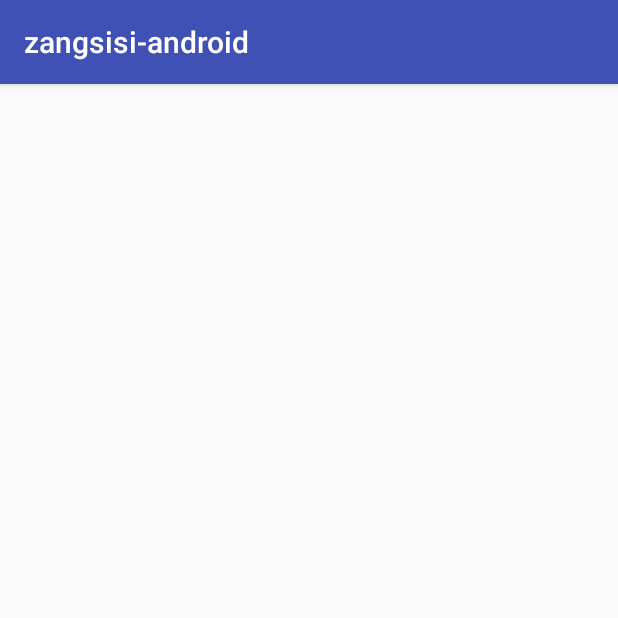
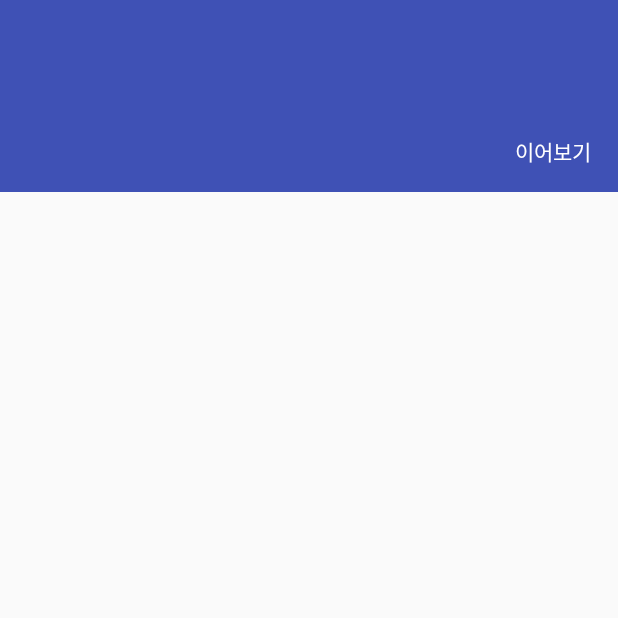
Before and after one commit to bigstark-samples/ZangsisiComicViewer, an Android app: the EpisodeActivity screen opened directly, with no data from a screen before it, on a phone screen of 412 x 824 dp, the top half of it. Run offline under Robolectric (Android 15) with nearby library versions, the phone set to English and light mode, and no system bars; our stand-ins replace Room's generated code; 2 statements that could not run were skipped.

Commit message:
Episode 에 CoordinateLayout 추가 및 이어보기 기능 추가

```diff
--- a/app/build.gradle
+++ b/app/build.gradle
@@ -26,6 +26,8 @@ dependencies {
     implementation 'com.android.support.constraint:constraint-layout:1.0.2'
     implementation 'com.android.support:cardview-v7:26.+'
     implementation 'com.android.support:recyclerview-v7:26.+'
+    implementation 'com.android.support:design:26.+'
+
     testImplementation 'junit:junit:4.12'
     androidTestImplementation('com.android.support.test.espresso:espresso-core:3.0.1', {
         exclude group: 'com.android.support', module: 'support-annotations'
--- a/app/src/main/java/com/bigstark/zangsisi/app/content/ContentsActivity.java
+++ b/app/src/main/java/com/bigstark/zangsisi/app/content/ContentsActivity.java
@@ -30,7 +30,6 @@ public class ContentsActivity extends AppCompatActivity {
                 WindowManager.LayoutParams.FLAG_FULLSCREEN
         );
         setContentView(R.layout.activity_contents);
-        getSupportActionBar().hide();
 
         btnRotate = findViewById(R.id.btn_rotate);
         btnRotate.setOnClickListener(new View.OnClickListener() {
--- a/app/src/main/java/com/bigstark/zangsisi/app/episode/EpisodeActivity.java
+++ b/app/src/main/java/com/bigstark/zangsisi/app/episode/EpisodeActivity.java
@@ -1,13 +1,22 @@
 package com.bigstark.zangsisi.app.episode;
 
+import android.content.Intent;
+import android.support.design.widget.CollapsingToolbarLayout;
+import android.support.v4.content.ContextCompat;
 import android.support.v7.app.AppCompatActivity;
 import android.os.Bundle;
 import android.support.v7.widget.LinearLayoutManager;
 import android.support.v7.widget.RecyclerView;
+import android.support.v7.widget.Toolbar;
 import android.util.Log;
+import android.view.View;
+import android.widget.Button;
+import android.widget.TextView;
 
 import com.bigstark.zangsisi.R;
+import com.bigstark.zangsisi.app.content.ContentsActivity;
 import com.bigstark.zangsisi.db.ComicDatabase;
+import com.bigstark.zangsisi.model.ComicModel;
 import com.bigstark.zangsisi.model.EpisodeModel;
 import com.bigstark.zangsisi.service.ZangsisiClient;
 import com.bigstark.zangsisi.util.Defines;
@@ -28,6 +37,31 @@ public class EpisodeActivity extends AppCompatActivity {
             finish();
             return;
         }
+
+        Toolbar toolbar = findViewById(R.id.toolbar);
+        setSupportActionBar(toolbar);
+
+
+        ComicModel comic = ComicDatabase.getInstance().getComicDao().getComic(comicId);
+        CollapsingToolbarLayout toolbarLayout = findViewById(R.id.ctl_episode);
+        toolbarLayout.setTitle(comic.getTitle());
+
+
+        TextView btnLastEpisode = findViewById(R.id.btn_episode_last);
+        btnLastEpisode.setOnClickListener(new View.OnClickListener() {
+            @Override
+            public void onClick(View view) {
+                EpisodeModel lastViewedEpisode = ComicDatabase.getInstance().getComicDao().getLastViewedEpisode(comicId);
+                if (lastViewedEpisode == null) {
+                    return;
+                }
+
+                Intent intent = new Intent(getApplicationContext(), ContentsActivity.class);
+                intent.putExtra(Defines.KEY_EPISODE_ID, lastViewedEpisode.getEpisodeId());
+                startActivity(intent);
+            }
+        });
+
 
         RecyclerView rvEpisode = findViewById(R.id.rv_episode);
         rvEpisode.setLayoutManager(new LinearLayoutManager(this));
--- a/app/src/main/java/com/bigstark/zangsisi/db/ComicDao.java
+++ b/app/src/main/java/com/bigstark/zangsisi/db/ComicDao.java
@@ -37,6 +37,13 @@ public interface ComicDao {
 
     @Query("SELECT * FROM episode WHERE comic_id = :comicId")
     List<EpisodeModel> getEpisodes(long comicId);
+
+
+
+    @Query("SELECT * FROM "
+            + "(SELECT * FROM episode INNER JOIN episode_history ON episode_history.episode_id = episode.episode_id) as e "
+            + "WHERE e.comic_id = :comicId LIMIT 1")
+    EpisodeModel getLastViewedEpisode(long comicId);
 
 
     @Query("SELECT DISTINCT episode_id, comic_id, episode FROM (SELECT * FROM episode INNER JOIN episode_history ON episode_history.episode_id = episode.episode_id)")
--- a/app/src/main/res/layout/activity_episode.xml
+++ b/app/src/main/res/layout/activity_episode.xml
@@ -6,10 +6,57 @@
     android:layout_height="match_parent"
     tools:context="com.bigstark.zangsisi.app.episode.EpisodeActivity">
 
-    <android.support.v7.widget.RecyclerView
-        android:id="@+id/rv_episode"
+    <android.support.design.widget.CoordinatorLayout
         android:layout_width="match_parent"
-        android:layout_height="match_parent"
-        />
+        android:layout_height="match_parent">
 
+        <android.support.design.widget.AppBarLayout
+            android:layout_width="match_parent"
+            android:layout_height="@dimen/app_bar_height"
+            android:fitsSystemWindows="true"
+            >
+
+            <android.support.design.widget.CollapsingToolbarLayout
+                android:id="@+id/ctl_episode"
+                android:layout_width="match_parent"
+                android:layout_height="match_parent"
+                android:fitsSystemWindows="true"
+                app:layout_scrollFlags="scroll|exitUntilCollapsed"
+                app:collapsedTitleTextAppearance="@style/EpisodeToolbarCollapsedTextAppearance"
+                app:expandedTitleTextAppearance="@style/EpisodeToolbarExpandedTextAppearance"
+                app:expandedTitleMargin="24dp"
+                >
+
+                <android.support.v7.widget.Toolbar
+                    android:id="@+id/toolbar"
+                    android:layout_width="match_parent"
+                    android:layout_height="?attr/actionBarSize"
+                    app:layout_collapseMode="pin"
+                    />
+
+                <TextView
+                    android:id="@+id/btn_episode_last"
+                    android:layout_width="wrap_content"
+                    android:layout_height="40dp"
+                    android:layout_gravity="right|bottom"
+                    android:layout_margin="8dp"
+                    android:gravity="center"
+                    android:padding="10dp"
+                    android:background="@drawable/selector_transparent_black"
+                    android:text="이어보기"
+                    android:textColor="@android:color/white"
+                    />
+
+            </android.support.design.widget.CollapsingToolbarLayout>
+        </android.support.design.widget.AppBarLayout>
+
+        <android.support.v7.widget.RecyclerView
+            android:id="@+id/rv_episode"
+            android:layout_width="match_parent"
+            android:layout_height="match_parent"
+            app:layout_behavior="android.support.design.widget.AppBarLayout$ScrollingViewBehavior"
+            />
+
+
+    </android.support.design.widget.CoordinatorLayout>
 </android.support.constraint.ConstraintLayout>
--- /dev/null
+++ b/app/src/main/res/values/dimens.xml
@@ -0,0 +1,4 @@
+<?xml version="1.0" encoding="utf-8"?>
+<resources>
+    <dimen name="app_bar_height">128dp</dimen>
+</resources>
--- a/app/src/main/res/values/styles.xml
+++ b/app/src/main/res/values/styles.xml
@@ -6,6 +6,23 @@
         <item name="colorPrimary">@color/colorPrimary</item>
         <item name="colorPrimaryDark">@color/colorPrimaryDark</item>
         <item name="colorAccent">@color/colorAccent</item>
+
+        <item name="windowActionBar">false</item>
+        <item name="windowNoTitle">true</item>
+
+    </style>
+
+    <style name="EpisodeToolbarExpandedTextAppearance" parent="TextAppearance.AppCompat.Title">
+        <item name="android:textColor">@android:color/white</item>
+        <item name="android:textSize">20sp</item>
+        <item name="android:ellipsize">marquee</item>
+    </style>
+
+
+    <style name="EpisodeToolbarCollapsedTextAppearance" parent="TextAppearance.AppCompat.Title">
+        <item name="android:textColor">@android:color/white</item>
+        <item name="android:textSize">15sp</item>
+        <item name="android:ellipsize">marquee</item>
     </style>
 
 </resources>
```
